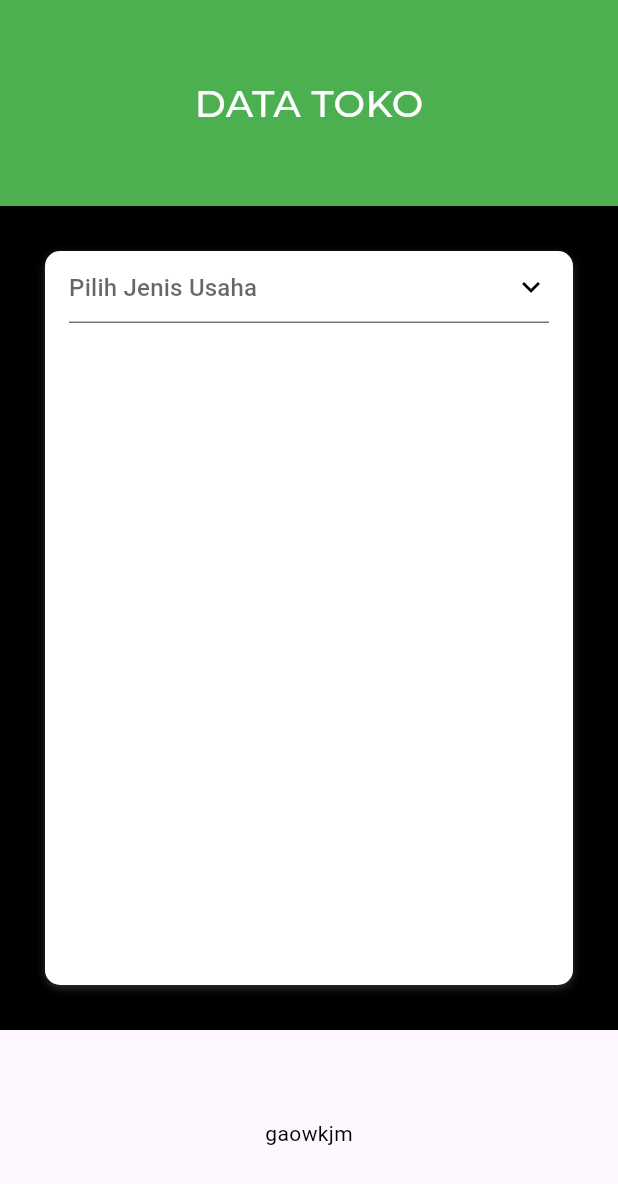
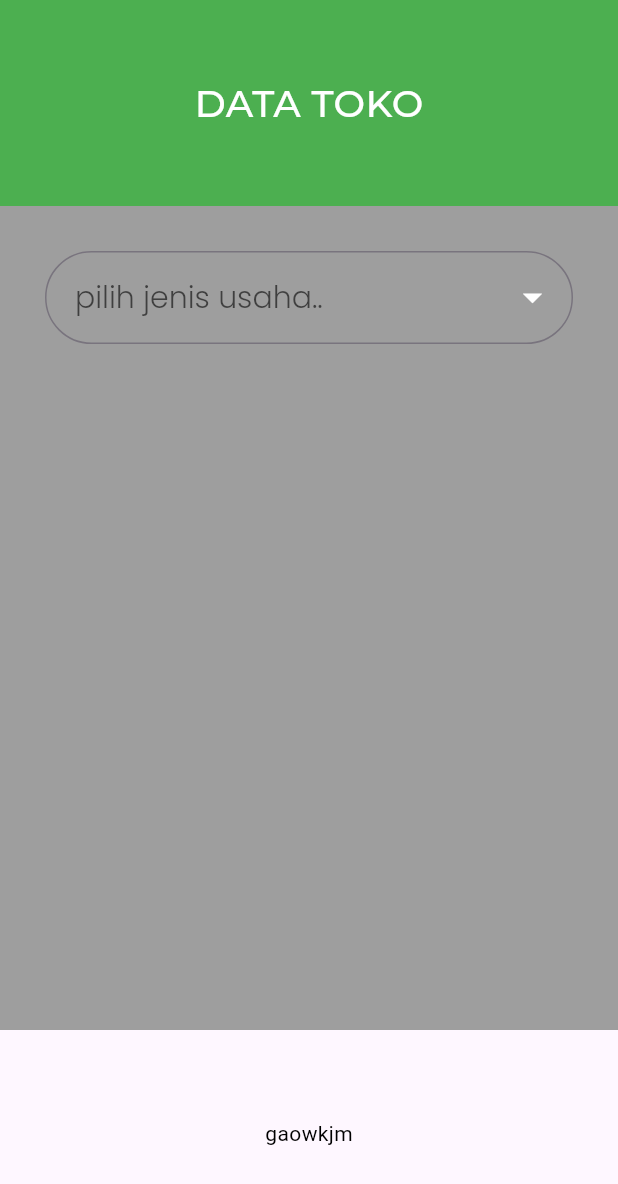
Before and after one commit to PaulJeconiah/project-mini-flutter, a Flutter app: the dataTokoPage screen opened directly, on a phone screen of 412 x 824 dp. Shown: the top 1184 px of the screen. Run offline on Flutter 3.47's test engine with Material 3 defaults, Android fonts, the phone set to English and light mode, and no system bars; our stand-ins replace dropdown_button2, google_fonts, intl_phone_field, supabase_flutter; accounts and stored records are empty; project files that could hold a hidden picture were left out.

Commit message:
membuat dan melanjutkan button dropdown di registering_stores

```diff
--- /dev/null
+++ b/lib/components/dropdown_button.dart
@@ -0,0 +1,80 @@
+// ignore_for_file: prefer_const_constructors, sort_child_properties_last
+
+import 'package:flutter/material.dart';
+import 'package:dropdown_button2/dropdown_button2.dart';
+
+class ButtonDropDown extends StatefulWidget {
+  const ButtonDropDown({
+    super.key,
+    required this.hint,
+    required this.valJenisUsaha,
+    required this.jenisUsaha,
+  });
+
+  final String hint;
+  final void Function(String?) valJenisUsaha;
+  final List<String> jenisUsaha;
+
+  @override
+  State<ButtonDropDown> createState() => _ButtonDropDownState();
+}
+
+class _ButtonDropDownState extends State<ButtonDropDown> {
+  String? _selectedValue;
+  @override
+  Widget build(BuildContext context) {
+    return DropdownButtonFormField2<String>(
+      isExpanded: true,
+      decoration: InputDecoration(
+        contentPadding: EdgeInsets.symmetric(vertical: 16),
+        border: OutlineInputBorder(
+          borderRadius: BorderRadius.circular(38),
+        ),
+
+      ),
+      hint: Container(
+        child: Text(widget.hint),
+      ),
+      style: TextStyle(
+        fontFamily: 'Poppins',
+        fontSize: 20,
+        fontWeight: FontWeight.w300,
+      ),
+      items: widget.jenisUsaha
+          .map(
+            (item) => DropdownMenuItem<String>(
+              value: item,
+              child: Text(item),
+            ),
+          )
+          .toList(),
+      validator: (value) {
+        if (value == null) {
+          return widget.hint;
+        }
+        return null;
+      },
+      onSaved: (value) {
+        setState(() {
+          _selectedValue = value.toString();
+        });
+        widget.valJenisUsaha(value.toString());
+      },
+      buttonStyleData: ButtonStyleData(
+        padding: EdgeInsets.only(right: 8),
+      ),
+      iconStyleData: IconStyleData(
+        icon: Icon(
+          Icons.arrow_drop_down,
+          color: Colors.white,
+        ),
+        iconSize: 30,
+      ),
+      dropdownStyleData: DropdownStyleData(
+        decoration: BoxDecoration(
+          borderRadius: BorderRadius.circular(15),
+        ),
+      ),
+    );
+  }
+}
--- a/lib/pages/registering_stores.dart
+++ b/lib/pages/registering_stores.dart
@@ -2,6 +2,7 @@
 
 import 'package:flutter/material.dart';
 import 'package:google_fonts/google_fonts.dart';
+import 'package:practice_flutter_2/components/dropdown_button.dart';
 
 class dataTokoPage extends StatefulWidget {
   @override
@@ -9,8 +10,8 @@ class dataTokoPage extends StatefulWidget {
 }
 
 class _dataTokoPageState extends State<dataTokoPage> {
-  String? _valJenisUsaha;
-  final List<String> _jenisUsaha = [
+  String? _selectedJenisUsaha;
+  final List<String> jenisUsaha = [
     "Apotek/Toko Obat & Kecantikan",
     "Bengkel & Carwash",
     "Counter Pulsa & Handphone",
@@ -55,46 +56,16 @@ class _dataTokoPageState extends State<dataTokoPage> {
             Expanded(
               flex: 4,
               child: Container(
-                color: Colors.black,
+                color: Colors.grey,
                 padding: EdgeInsets.all(30),
-                child: Container(
-                  padding: EdgeInsets.symmetric(horizontal: 16,),
-                  decoration: BoxDecoration(
-                    color: Colors.white,
-                    boxShadow: [
-                      BoxShadow(
-                        color: Colors.white.withOpacity(0.2),
-                        blurRadius: 4,
-                        offset: Offset(0, 2),
-                      ),
-                    ],
-                    borderRadius: BorderRadius.circular(10),
-                  ),
-                  child: DropdownButtonFormField<String>(
-                    value: _valJenisUsaha,
-                    icon: Icon(
-                      Icons.keyboard_arrow_down_sharp,
-                      color: Colors.black,
-                    ),
-                    decoration: InputDecoration(
-                      hintText: 'Pilih Jenis Usaha',
-                      hintStyle: TextStyle(
-                        color: Colors.black,
-                      ),
-                    ),
-                    onChanged: (String? newValue) {
-                      setState(() {
-                        _valJenisUsaha = newValue;
-                      });
-                    },
-                    items: _jenisUsaha
-                        .map<DropdownMenuItem<String>>((String value) {
-                      return DropdownMenuItem<String>(
-                        value: value,
-                        child: Text(value),
-                      );
-                    }).toList(),
-                  ),
+                child: ButtonDropDown(
+                  hint: 'pilih jenis usaha..',
+                  valJenisUsaha: (String? value) {
+                    setState(() {
+                      _selectedJenisUsaha = value;
+                    });
+                  },
+                  jenisUsaha: jenisUsaha,
                 ),
               ),
             ),
```
